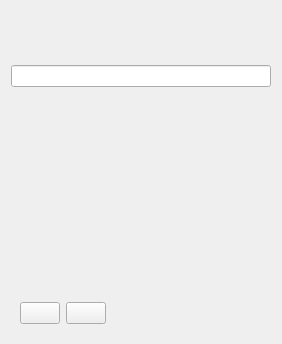
Above: sVanilla/src/ClientUi/Home/HomePage.ui from WangPengZhan/sVanilla before the change. Below: the same form after it.
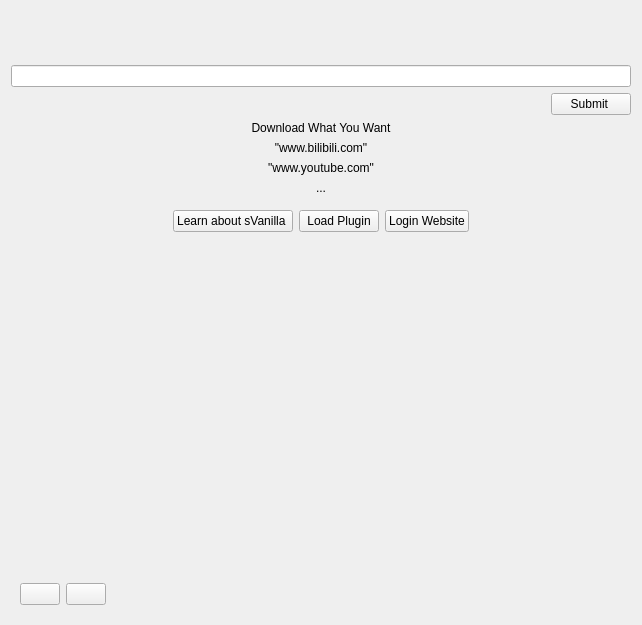
That is the form after the change. Custom widgets are drawn as their Qt base class.

Commit message:
feat(ui): add UI for VidePage (#27)
new video ui

What changed in the file:
```diff
--- a/sVanilla/src/ClientUi/Home/HomePage.ui
+++ b/sVanilla/src/ClientUi/Home/HomePage.ui
@@ -6,8 +6,8 @@
                   <rect>
                         <x>0</x>
                         <y>0</y>
-                        <width>282</width>
-                        <height>344</height>
+    <width>642</width>
+    <height>625</height>
                   </rect>
             </property>
             <layout class="QVBoxLayout" name="verticalLayout">
@@ -44,6 +44,161 @@
                               </property>
                         </widget>
                   </item>
+   <item>
+    <widget class="QWidget" name="LineEditBelow" native="true">
+     <layout class="QHBoxLayout" name="horizontalLayout_2">
+      <property name="leftMargin">
+       <number>15</number>
+      </property>
+      <property name="topMargin">
+       <number>0</number>
+      </property>
+      <property name="rightMargin">
+       <number>0</number>
+      </property>
+      <property name="bottomMargin">
+       <number>0</number>
+      </property>
+      <item>
+       <spacer name="horizontalSpacer_2">
+        <property name="orientation">
+         <enum>Qt::Horizontal</enum>
+        </property>
+        <property name="sizeHint" stdset="0">
+         <size>
+          <width>40</width>
+          <height>20</height>
+         </size>
+        </property>
+       </spacer>
+      </item>
+      <item>
+       <widget class="QPushButton" name="HomePageSubmit">
+        <property name="layoutDirection">
+         <enum>Qt::RightToLeft</enum>
+        </property>
+        <property name="text">
+         <string>Submit </string>
+        </property>
+       </widget>
+      </item>
+     </layout>
+    </widget>
+   </item>
+   <item>
+    <widget class="QLabel" name="Slogan">
+     <property name="text">
+      <string>Download What You Want</string>
+     </property>
+     <property name="alignment">
+      <set>Qt::AlignCenter</set>
+     </property>
+    </widget>
+   </item>
+   <item>
+    <widget class="QLabel" name="label">
+     <property name="text">
+      <string>&quot;www.bilibili.com&quot;</string>
+     </property>
+     <property name="alignment">
+      <set>Qt::AlignCenter</set>
+     </property>
+    </widget>
+   </item>
+   <item>
+    <widget class="QLabel" name="label_2">
+     <property name="text">
+      <string>&quot;www.youtube.com&quot;</string>
+     </property>
+     <property name="alignment">
+      <set>Qt::AlignCenter</set>
+     </property>
+    </widget>
+   </item>
+   <item>
+    <widget class="QLabel" name="label_3">
+     <property name="text">
+      <string>...</string>
+     </property>
+     <property name="alignment">
+      <set>Qt::AlignCenter</set>
+     </property>
+    </widget>
+   </item>
+   <item>
+    <widget class="QWidget" name="widget_2" native="true">
+     <layout class="QHBoxLayout" name="horizontalLayout_3">
+      <item>
+       <spacer name="horizontalSpacer_3">
+        <property name="orientation">
+         <enum>Qt::Horizontal</enum>
+        </property>
+        <property name="sizeHint" stdset="0">
+         <size>
+          <width>40</width>
+          <height>20</height>
+         </size>
+        </property>
+       </spacer>
+      </item>
+      <item>
+       <widget class="QPushButton" name="LearnBtn">
+        <property name="sizePolicy">
+         <sizepolicy hsizetype="Preferred" vsizetype="Preferred">
+          <horstretch>0</horstretch>
+          <verstretch>0</verstretch>
+         </sizepolicy>
+        </property>
+        <property name="layoutDirection">
+         <enum>Qt::RightToLeft</enum>
+        </property>
+        <property name="text">
+         <string>Learn about sVanilla </string>
+        </property>
+       </widget>
+      </item>
+      <item>
+       <widget class="QPushButton" name="LoadPluginBtn">
+        <property name="sizePolicy">
+         <sizepolicy hsizetype="Preferred" vsizetype="Preferred">
+          <horstretch>0</horstretch>
+          <verstretch>0</verstretch>
+         </sizepolicy>
+        </property>
+        <property name="text">
+         <string>Load Plugin</string>
+        </property>
+       </widget>
+      </item>
+      <item>
+       <widget class="QPushButton" name="LoginWebsiteBtn">
+        <property name="sizePolicy">
+         <sizepolicy hsizetype="Preferred" vsizetype="Preferred">
+          <horstretch>0</horstretch>
+          <verstretch>0</verstretch>
+         </sizepolicy>
+        </property>
+        <property name="text">
+         <string>Login Website</string>
+        </property>
+       </widget>
+      </item>
+      <item>
+       <spacer name="horizontalSpacer_4">
+        <property name="orientation">
+         <enum>Qt::Horizontal</enum>
+        </property>
+        <property name="sizeHint" stdset="0">
+         <size>
+          <width>40</width>
+          <height>20</height>
+         </size>
+        </property>
+       </spacer>
+      </item>
+     </layout>
+    </widget>
+   </item>
                   <item>
                         <spacer name="verticalSpacer">
                               <property name="orientation">
@@ -59,14 +214,6 @@
                   </item>
                   <item>
                         <widget class="QWidget" name="widget" native="true">
-                              <property name="geometry">
-                                    <rect>
-                                          <x>-10</x>
-                                          <y>0</y>
-                                          <width>258</width>
-                                          <height>32</height>
-                                    </rect>
-                              </property>
                               <layout class="QHBoxLayout" name="horizontalLayout">
                                     <item>
                                           <widget class="QPushButton" name="ClipBoardBtn">
```
Left out of the diff: 15 changed lines with no effect on the pictures. Lines whose indentation alone changed are shown as unchanged. The commit also changes 96 other files.
